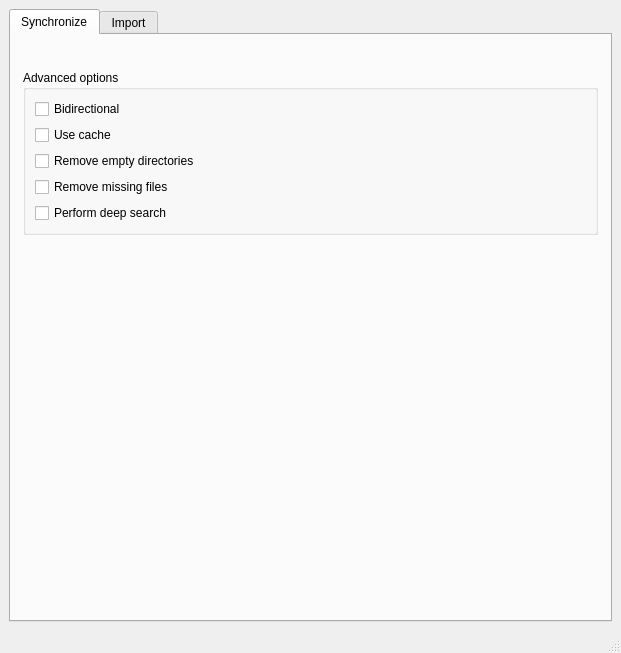
This is widgetgui/spdrguimainwindow.ui in sierdzio/spdr as Qt 5 draws it before an edit. The edited form follows.
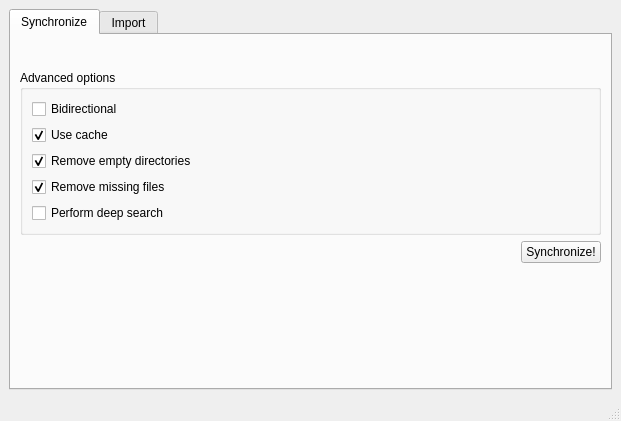
This is the edited form.

Commit message: Make SpdrImport and SpdrSynchronize work well with QThreads! Make the GUI functional.

Diff of the .ui file:
```diff
--- a/widgetgui/spdrguimainwindow.ui
+++ b/widgetgui/spdrguimainwindow.ui
@@ -7,7 +7,7 @@
     <x>0</x>
     <y>0</y>
     <width>621</width>
-    <height>653</height>
+    <height>421</height>
    </rect>
   </property>
   <property name="windowTitle">
@@ -25,15 +25,19 @@
         <string>Synchronize</string>
        </attribute>
        <layout class="QGridLayout" name="gridLayoutSynchronize">
-        <property name="leftMargin">
-         <number>12</number>
-        </property>
-        <property name="rightMargin">
-         <number>12</number>
-        </property>
-        <property name="bottomMargin">
-         <number>12</number>
-        </property>
+        <item row="4" column="0">
+         <spacer name="verticalSpacer">
+          <property name="orientation">
+           <enum>Qt::Vertical</enum>
+          </property>
+          <property name="sizeHint" stdset="0">
+           <size>
+            <width>20</width>
+            <height>354</height>
+           </size>
+          </property>
+         </spacer>
+        </item>
         <item row="0" column="0">
          <widget class="QWidget" name="widgetBasicSynchronize" native="true">
           <property name="minimumSize">
@@ -62,6 +66,9 @@
              <property name="text">
               <string>Use cache</string>
              </property>
+             <property name="checked">
+              <bool>true</bool>
+             </property>
             </widget>
            </item>
            <item>
@@ -69,6 +76,9 @@
              <property name="text">
               <string>Remove empty directories</string>
              </property>
+             <property name="checked">
+              <bool>true</bool>
+             </property>
             </widget>
            </item>
            <item>
@@ -76,6 +86,9 @@
              <property name="text">
               <string>Remove missing files</string>
              </property>
+             <property name="checked">
+              <bool>true</bool>
+             </property>
             </widget>
            </item>
            <item>
@@ -89,17 +102,35 @@
          </widget>
         </item>
         <item row="2" column="0">
-         <spacer name="verticalSpacer">
-          <property name="orientation">
-           <enum>Qt::Vertical</enum>
+         <layout class="QHBoxLayout" name="horizontalLayout_3">
+          <item>
+           <spacer name="horizontalSpacer">
+            <property name="orientation">
+             <enum>Qt::Horizontal</enum>
+            </property>
+            <property name="sizeHint" stdset="0">
+             <size>
+              <width>40</width>
+              <height>20</height>
+             </size>
+            </property>
+           </spacer>
+          </item>
+          <item>
+           <widget class="QPushButton" name="pushButtonSynchronize">
+            <property name="text">
+             <string>Synchronize!</string>
+            </property>
+           </widget>
+          </item>
+         </layout>
+        </item>
+        <item row="3" column="0">
+         <widget class="QLabel" name="labelSynchronizeResult">
+          <property name="text">
+           <string/>
           </property>
-          <property name="sizeHint" stdset="0">
-           <size>
-            <width>20</width>
-            <height>354</height>
-           </size>
-          </property>
-         </spacer>
+         </widget>
         </item>
        </layout>
       </widget>
```
Left out of the diff: 62 changed lines with no effect on the pictures. The commit also changes 10 other files.
